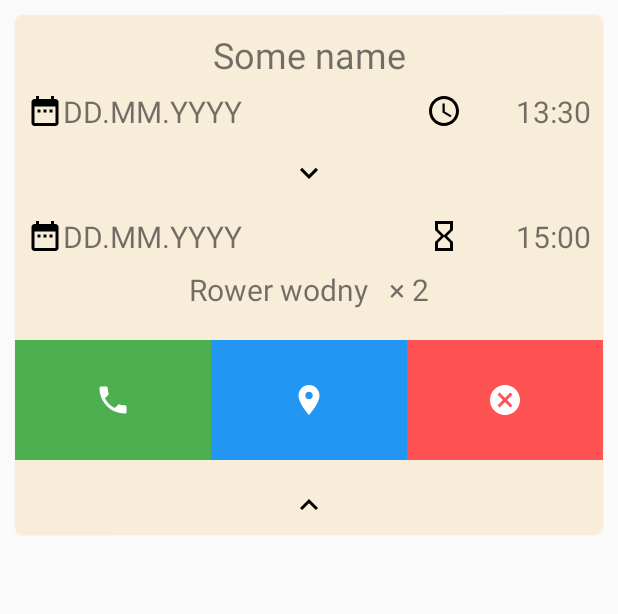
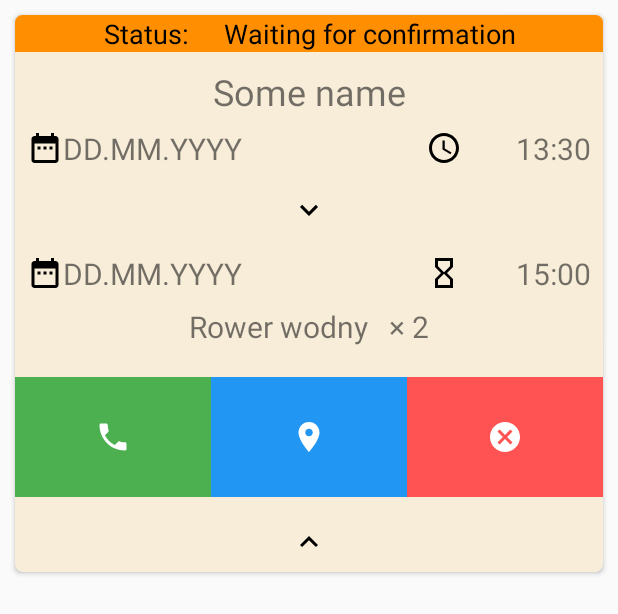
Before and after one commit to Torak28/SailApp, an Android app: the layout rental_item.xml on its own in the app's theme, with its tools: preview values and no code run, on a phone screen of 412 x 824 dp. Shown: the top 614 px of the screen. Run offline under Robolectric (Android 15) with nearby library versions, the phone set to English and light mode, and no system bars.

Commit message:
Add rental status

```diff
--- a/android_app/app/src/main/res/layout/rental_item.xml
+++ b/android_app/app/src/main/res/layout/rental_item.xml
@@ -19,6 +19,17 @@
             android:animateLayoutChanges="true"
     >
 
+
+        <TextView
+                android:id="@+id/textView_rental_status"
+                android:layout_width="match_parent"
+                android:layout_height="wrap_content"
+                android:text=""
+                android:textColor="@color/black"
+                tools:text="Status:     Waiting for confirmation"
+                android:background="@color/colorPrimary"
+                android:textSize="18sp"
+                android:textAlignment="center"/>
 
         <TextView
                 android:id="@+id/textView_rental_name"
--- a/android_app/app/src/main/res/values/strings.xml
+++ b/android_app/app/src/main/res/values/strings.xml
@@ -83,4 +83,7 @@
     <string name="change_data">Change data</string>
     <string name="sort_by_distance_ascending">Sort by distance ascending</string>
     <string name="sort_by_distance_descending">Sort by distance descending</string>
+    <string name="status_accepted">Status: Accepted</string>
+    <string name="status_denied">Status: Denied</string>
+    <string name="status_waiting">Status: Waiting for confirmation</string>
 </resources>
```
Also changed, not shown: android_app/app/src/main/java/com/pwr/sailapp/data/sail/Rental.kt (+9 -0 lines), android_app/app/src/main/java/com/pwr/sailapp/ui/main/adapters/RentalAdapter.kt (+24 -0 lines).
